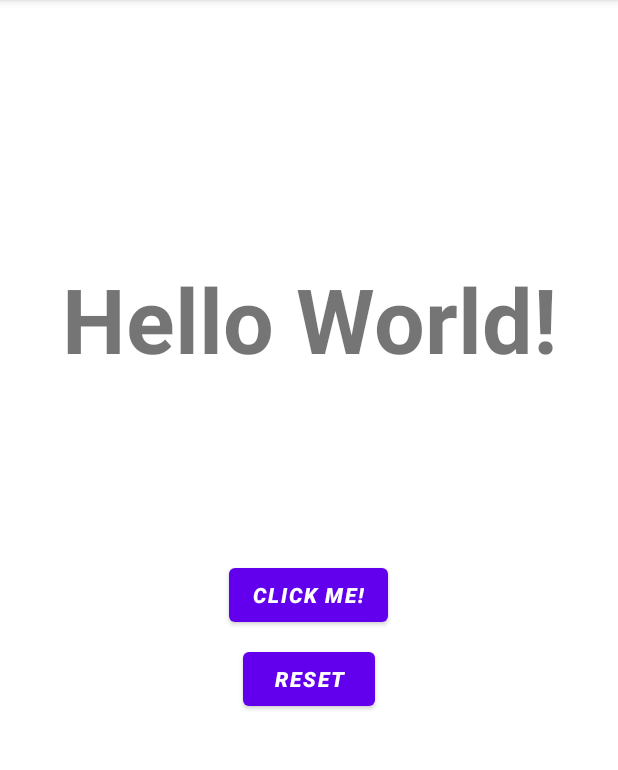
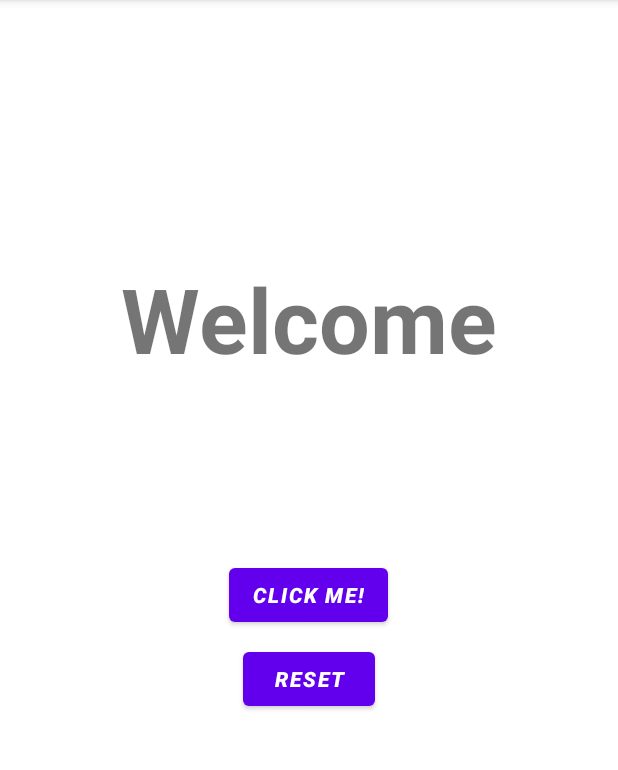
Before and after one commit to alfiputra/simple-counter-app, an Android app: the screen it shows after launch (MainActivity), on a phone screen of 412 x 824 dp, the part 84-854 px from its top. Run offline under Robolectric (Android 15) with nearby library versions, the phone set to English and light mode, and no system bars.

Commit message:
Simple Counter App with Function

```diff
--- a/app/src/main/java/ap/mobile/simplecounterapp/MainActivity.kt
+++ b/app/src/main/java/ap/mobile/simplecounterapp/MainActivity.kt
@@ -11,7 +11,9 @@ class MainActivity : AppCompatActivity() {
         super.onCreate(savedInstanceState)
         setContentView(R.layout.activity_main)
 
-        val btnClickMe = findViewById<Button>(R.id.btnClickMe)
+        clickMeButton()
+        resetButton()
+        /*val btnClickMe = findViewById<Button>(R.id.btnClickMe)
         val textCounter = findViewById<TextView>(R.id.textView)
         var timesClicked = 0
 
@@ -27,6 +29,30 @@ class MainActivity : AppCompatActivity() {
             timesClicked = 0
             textCounter.text = timesClicked.toString()
             Toast.makeText(this@MainActivity, "Successfully Reset", Toast.LENGTH_SHORT).show()
+        }*/
+    }
+
+    private var timesClicked = 0
+
+    private fun clickMeButton(){
+        val clickMeButton = findViewById<Button>(R.id.btnClickMe)
+        val textCounter = findViewById<TextView>(R.id.textView)
+
+        clickMeButton.setOnClickListener{
+            timesClicked += 1
+            textCounter.text = timesClicked.toString()
+            Toast.makeText(this@MainActivity, "You Click Me..", Toast.LENGTH_SHORT).show()
+        }
+    }
+
+    private fun resetButton(){
+        val resetButton = findViewById<Button>(R.id.btnResetCounter)
+        val textCounter = findViewById<TextView>(R.id.textView)
+
+        resetButton.setOnClickListener {
+            timesClicked = 0
+            textCounter.text = timesClicked.toString()
+            Toast.makeText(this@MainActivity, "Successfully Reset", Toast.LENGTH_SHORT).show()
         }
     }
 }
--- a/app/src/main/res/layout/activity_main.xml
+++ b/app/src/main/res/layout/activity_main.xml
@@ -10,7 +10,7 @@
         android:id="@+id/textView"
         android:layout_width="wrap_content"
         android:layout_height="wrap_content"
-        android:text="Hello World!"
+        android:text="@string/welcome"
         android:textSize="60sp"
         android:textStyle="bold"
         app:layout_constraintBottom_toBottomOf="parent"
--- a/app/src/main/res/values/strings.xml
+++ b/app/src/main/res/values/strings.xml
@@ -2,4 +2,5 @@
     <string name="app_name">Simple Counter App</string>
     <string name="clickMe">Click Me!</string>
     <string name="btnReset">Reset</string>
+    <string name="welcome">Welcome</string>
 </resources>
```
